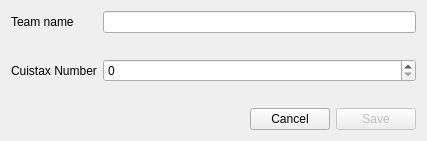
Above: Dialogs/DialogAddTeam.ui from xaviermawet/MagneeCuistax2014 before the change. Below: the same form after it.
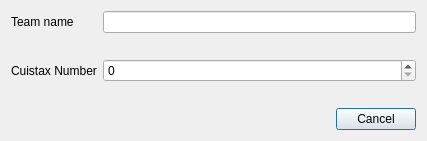
That is the form after the change.

Commit message: Replaced save and cancel pushButtons by QDialogButtonBox

Diff of the .ui file:
```diff
--- a/Dialogs/DialogAddTeam.ui
+++ b/Dialogs/DialogAddTeam.ui
@@ -7,7 +7,7 @@
     <x>0</x>
     <y>0</y>
     <width>427</width>
-    <height>141</height>
+    <height>139</height>
    </rect>
   </property>
   <property name="windowTitle">
@@ -60,41 +60,11 @@
     </layout>
    </item>
    <item>
-    <layout class="QHBoxLayout" name="horizontalLayoutButtonBox">
-     <item>
-      <spacer name="horizontalSpacerButtonBox">
-       <property name="orientation">
-        <enum>Qt::Horizontal</enum>
-       </property>
-       <property name="sizeHint" stdset="0">
-        <size>
-         <width>40</width>
-         <height>20</height>
-        </size>
-       </property>
-      </spacer>
-     </item>
-     <item>
-      <widget class="QPushButton" name="pushButtonCancel">
-       <property name="text">
-        <string>Cancel</string>
-       </property>
-      </widget>
-     </item>
-     <item>
-      <widget class="QPushButton" name="pushButtonSave">
-       <property name="enabled">
-        <bool>false</bool>
-       </property>
-       <property name="text">
-        <string>Save</string>
-       </property>
-       <property name="default">
-        <bool>true</bool>
-       </property>
-      </widget>
-     </item>
-    </layout>
+    <widget class="QDialogButtonBox" name="buttonBox">
+     <property name="standardButtons">
+      <set>QDialogButtonBox::Cancel</set>
+     </property>
+    </widget>
    </item>
   </layout>
  </widget>
```
Left out of the diff: 37 changed lines with no effect on the pictures. The commit also changes 2 other files.
